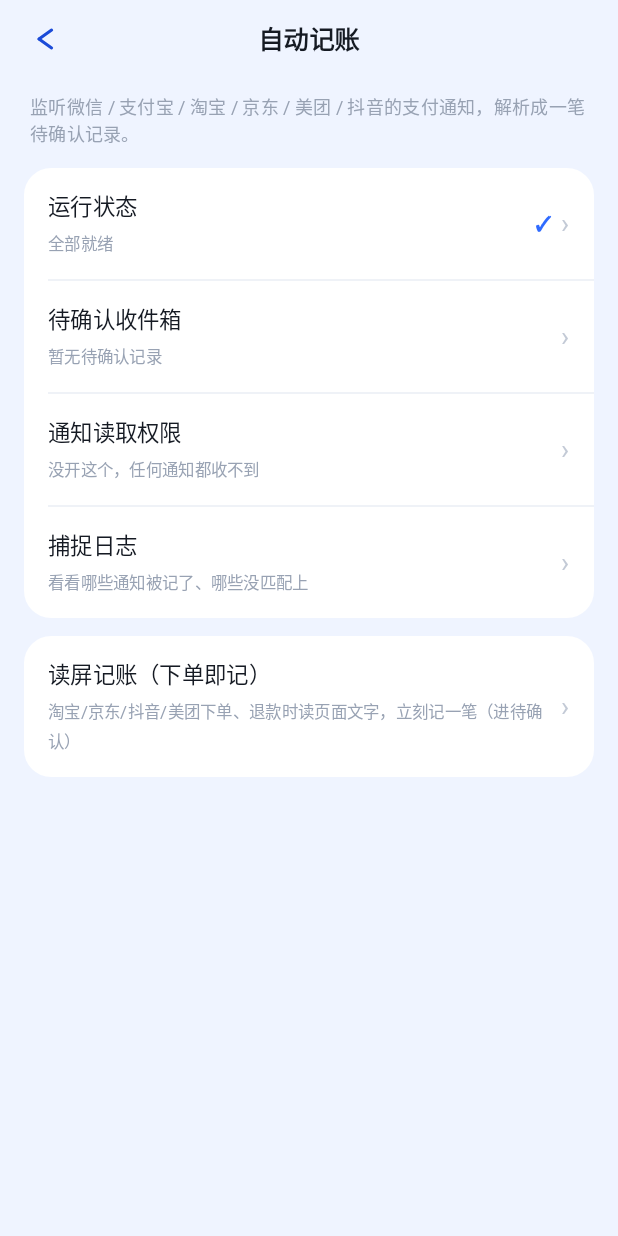
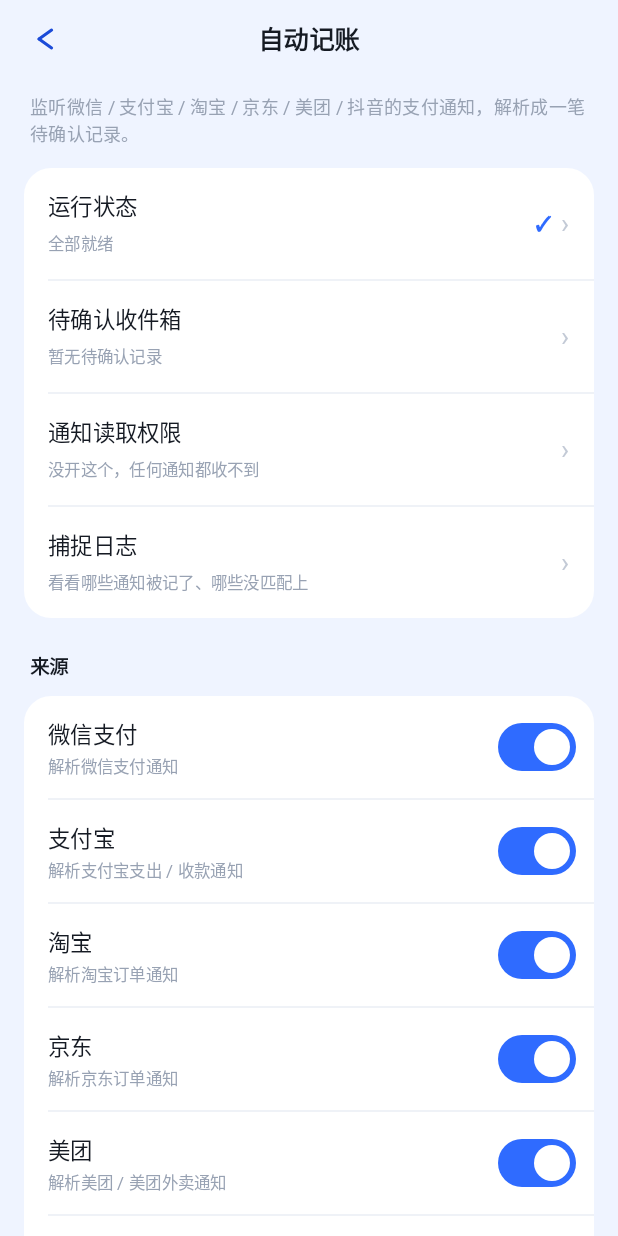
Before and after one commit to CoderHuangzx/aiaccounting, an Android app built with Jetpack Compose: the composable AutoCapturePage called with empty values, on a phone screen of 412 x 824 dp. Run offline under Robolectric (Android 15) with nearby library versions, the phone set to English and light mode, and no system bars; Roboto replaces fonts that are not available here.

Commit message:
feat(settings): 自动记账按来源分开关 + 收件箱不再退出设置
1) 收件箱/云备份改为在设置页之上弹出，关闭后回到「自动记账」页，
   而不是直接退回主界面
2) 新增「来源」开关列表（照参考图）：微信支付 / 支付宝 / 淘宝 / 京东 /
   美团 / 抖音 / 读屏记账，每个渠道独立开关，关掉的既不解析也不留日志；
   底部一个「全部开启 / 全部关闭」按钮
3) AutoSourceSettings 持久化开关，通知服务与无障碍服务都按开关前置拦截
4) 新增来源开关存储测试 + 两个界面交互测试

```diff
--- a/app/src/main/java/com/aiaccounting/accessibility/OrderAccessibilityService.kt
+++ b/app/src/main/java/com/aiaccounting/accessibility/OrderAccessibilityService.kt
@@ -4,6 +4,8 @@ import android.accessibilityservice.AccessibilityService
 import android.view.accessibility.AccessibilityEvent
 import android.view.accessibility.AccessibilityNodeInfo
 import com.aiaccounting.AccountingApp
+import com.aiaccounting.data.AutoSource
+import com.aiaccounting.data.AutoSourceSettings
 import com.aiaccounting.domain.OrderScreenParser
 import com.aiaccounting.domain.TxSource
 import kotlinx.coroutines.CoroutineScope
@@ -27,6 +29,9 @@ class OrderAccessibilityService : AccessibilityService() {
     private val scope = CoroutineScope(SupervisorJob() + Dispatchers.IO)
 
     override fun onAccessibilityEvent(event: AccessibilityEvent?) {
+        // 用户关掉「读屏记账」就完全不看屏幕
+        if (!AutoSourceSettings(this).isEnabled(AutoSource.ACCESSIBILITY)) return
+
         val packageName = event?.packageName?.toString() ?: return
         if (packageName !in WATCHED_PACKAGES) return
 
--- a/app/src/main/java/com/aiaccounting/notify/PaymentNotificationService.kt
+++ b/app/src/main/java/com/aiaccounting/notify/PaymentNotificationService.kt
@@ -4,6 +4,7 @@ import android.app.Notification
 import android.service.notification.NotificationListenerService
 import android.service.notification.StatusBarNotification
 import com.aiaccounting.AccountingApp
+import com.aiaccounting.data.AutoSourceSettings
 import com.aiaccounting.domain.PaymentParser
 import com.aiaccounting.domain.TxSource
 import com.aiaccounting.overlay.OverlayAnchor
@@ -56,6 +57,9 @@ class PaymentNotificationService : NotificationListenerService() {
         // 只处理名单里的 App（微信/支付宝/淘宝/京东/美团/抖音）
         if (!PaymentParser.isWatched(packageName)) return
 
+        // 用户关掉这个来源就彻底不处理：不解析、不留日志、不生成记录
+        if (!AutoSourceSettings(this).isChannelEnabled(PaymentParser.channelOf(packageName))) return
+
         val extras = notification.extras
         val title = extras.getCharSequence(Notification.EXTRA_TITLE)?.toString()
         val text = extras.getCharSequence(Notification.EXTRA_TEXT)?.toString()
--- a/app/src/main/java/com/aiaccounting/ui/settings/SettingsScreen.kt
+++ b/app/src/main/java/com/aiaccounting/ui/settings/SettingsScreen.kt
@@ -21,6 +21,8 @@ import androidx.compose.foundation.rememberScrollState
 import androidx.compose.foundation.shape.CircleShape
 import androidx.compose.foundation.shape.RoundedCornerShape
 import androidx.compose.foundation.verticalScroll
+import androidx.compose.material3.Switch
+import androidx.compose.material3.SwitchDefaults
 import androidx.compose.material3.Text
 import androidx.compose.runtime.Composable
 import androidx.compose.runtime.getValue
@@ -36,6 +38,7 @@ import androidx.compose.ui.text.font.FontWeight
 import androidx.compose.ui.text.style.TextAlign
 import androidx.compose.ui.unit.dp
 import androidx.compose.ui.unit.sp
+import com.aiaccounting.data.AutoSource
 import com.aiaccounting.data.HealthSnapshot
 import com.aiaccounting.ui.theme.AlertRed
 import com.aiaccounting.ui.theme.BrandBlue
@@ -87,6 +90,9 @@ fun SettingsScreen(
     onOpenOverlayPermission: () -> Unit,
     onRequestBatteryWhitelist: () -> Unit,
     onRefreshHealth: () -> Unit,
+    sourceStates: Map<AutoSource, Boolean>,
+    onToggleSource: (AutoSource, Boolean) -> Unit,
+    onToggleAllSources: (Boolean) -> Unit,
     modifier: Modifier = Modifier,
 ) {
     var page by rememberSaveable { mutableStateOf(SettingsPage.MAIN) }
@@ -119,12 +125,15 @@ fun SettingsScreen(
                 pendingCount = pendingCount,
                 message = message,
                 issueCount = health.issueCount,
+                sourceStates = sourceStates,
                 onBack = ::goBack,
                 onInbox = onInbox,
                 onNotificationPermission = onNotificationPermission,
                 onCaptureLog = onCaptureLog,
                 onOpenAccessibility = onOpenAccessibility,
                 onOpenHealth = { page = SettingsPage.HEALTH },
+                onToggleSource = onToggleSource,
+                onToggleAllSources = onToggleAllSources,
             )
 
             SettingsPage.HEALTH -> PageScaffold(title = "运行状态", onBack = ::goBack) {
@@ -249,13 +258,17 @@ private fun AutoCapturePage(
     pendingCount: Int,
     message: String?,
     issueCount: Int,
+    sourceStates: Map<AutoSource, Boolean>,
     onBack: () -> Unit,
     onInbox: () -> Unit,
     onNotificationPermission: () -> Unit,
     onCaptureLog: () -> Unit,
     onOpenAccessibility: () -> Unit,
     onOpenHealth: () -> Unit,
+    onToggleSource: (AutoSource, Boolean) -> Unit,
+    onToggleAllSources: (Boolean) -> Unit,
 ) {
+    val allEnabled = sourceStates.values.all { it }
     PageScaffold(title = "自动记账", onBack = onBack) {
         Text(
             text = "监听微信 / 支付宝 / 淘宝 / 京东 / 美团 / 抖音的支付通知，解析成一笔待确认记录。",
@@ -293,13 +306,52 @@ private fun AutoCapturePage(
             )
         }
 
-        Spacer(Modifier.height(12.dp))
+        Spacer(Modifier.height(18.dp))
+        Text(
+            text = "来源",
+            fontSize = 13.sp,
+            fontWeight = FontWeight.SemiBold,
+            color = TextMain,
+            modifier = Modifier.padding(horizontal = 20.dp, vertical = 4.dp),
+        )
+        Spacer(Modifier.height(6.dp))
 
         SettingsCard {
-            SettingsRow(
-                title = "读屏记账（下单即记）",
-                subtitle = "淘宝/京东/抖音/美团下单、退款时读页面文字，立刻记一笔（进待确认）",
-                onClick = onOpenAccessibility,
+            AutoSource.entries.forEachIndexed { index, source ->
+                if (index > 0) RowDivider()
+                AutoSourceRow(
+                    source = source,
+                    enabled = sourceStates[source] ?: true,
+                    onToggle = { onToggleSource(source, it) },
+                )
+            }
+        }
+
+        Spacer(Modifier.height(10.dp))
+        Text(
+            text = "关掉的来源不再解析、不留日志、也不会生成待确认记录。",
+            fontSize = 11.sp,
+            color = TextFaint,
+            lineHeight = 16.sp,
+            modifier = Modifier.padding(horizontal = 20.dp),
+        )
+
+        Spacer(Modifier.height(18.dp))
+        Box(
+            modifier = Modifier
+                .fillMaxWidth()
+                .padding(horizontal = 16.dp)
+                .clip(RoundedCornerShape(24.dp))
+                .background(if (allEnabled) BrandBlueSofter else BrandBlue)
+                .clickable { onToggleAllSources(!allEnabled) }
+                .padding(vertical = 14.dp),
+            contentAlignment = Alignment.Center,
+        ) {
+            Text(
+                text = if (allEnabled) "全部关闭" else "全部开启",
+                fontSize = 15.sp,
+                fontWeight = FontWeight.SemiBold,
+                color = if (allEnabled) BrandBlue else Color.White,
             )
         }
 
@@ -312,6 +364,43 @@ private fun AutoCapturePage(
                 modifier = Modifier.padding(horizontal = 20.dp),
             )
         }
+    }
+}
+
+/** 一个来源一行：标题 + 说明 + 右侧开关。读屏那行点标题可以跳到无障碍设置。 */
+@Composable
+private fun AutoSourceRow(
+    source: AutoSource,
+    enabled: Boolean,
+    onToggle: (Boolean) -> Unit,
+) {
+    Row(
+        modifier = Modifier
+            .fillMaxWidth()
+            .padding(start = 16.dp, end = 12.dp, top = 10.dp, bottom = 10.dp),
+        verticalAlignment = Alignment.CenterVertically,
+    ) {
+        Column(modifier = Modifier.weight(1f)) {
+            Text(
+                text = source.label,
+                fontSize = 15.sp,
+                fontWeight = FontWeight.Medium,
+                color = if (enabled) TextMain else TextFaint,
+            )
+            Spacer(Modifier.height(2.dp))
+            Text(
+                text = source.detail,
+                fontSize = 11.sp,
+                color = if (enabled) TextSub else TextFaint,
+                lineHeight = 15.sp,
+            )
+        }
+        Switch(
+            checked = enabled,
+            onCheckedChange = onToggle,
+            modifier = Modifier.testTag("source_${source.key}"),
+            colors = SwitchDefaults.colors(checkedTrackColor = BrandBlue),
+        )
     }
 }
 
```
Also changed, not shown: app/src/main/java/com/aiaccounting/data/AutoSourceSettings.kt (added, +59 -0 lines), app/src/main/java/com/aiaccounting/ui/AppRoot.kt (+14 -0 lines), 4 other files.
